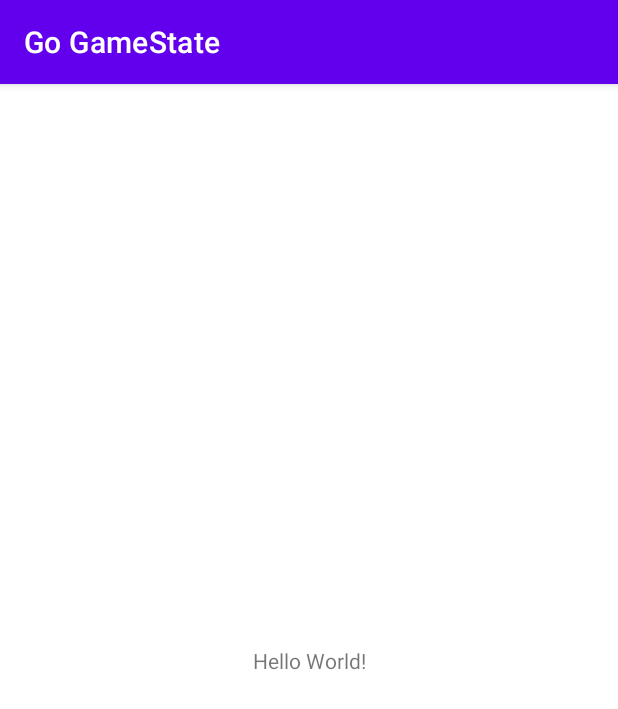
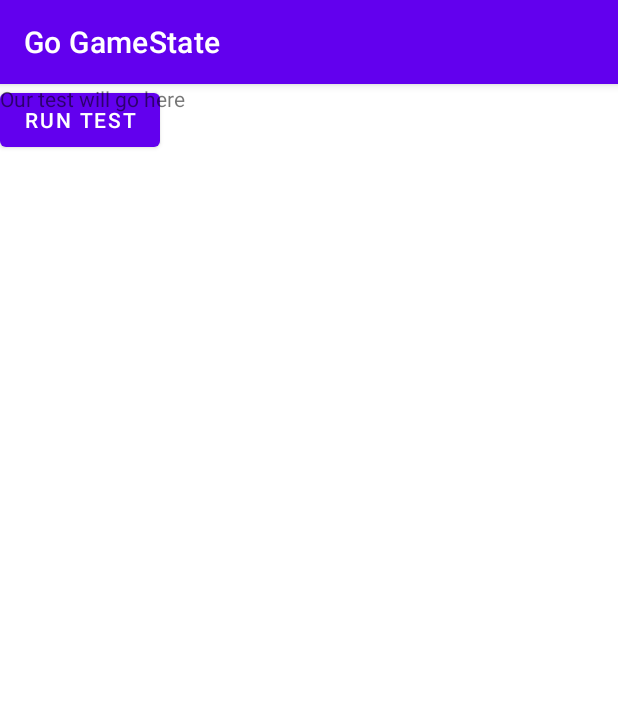
Before and after one commit to jude-gabriel/Go_GameState, an Android app: the screen it shows after launch (MainActivity), on a phone screen of 412 x 824 dp. Shown: the top 709 px of the screen. Run offline under Robolectric (Android 15) with nearby library versions, the phone set to English and light mode, and no system bars.

Commit message:
Added runTest button

```diff
--- a/app/src/main/java/com/example/gogamestate/MainActivity.java
+++ b/app/src/main/java/com/example/gogamestate/MainActivity.java
@@ -3,12 +3,26 @@ package com.example.gogamestate;
 import androidx.appcompat.app.AppCompatActivity;
 
 import android.os.Bundle;
+import android.view.View;
+import android.widget.Button;
 
-public class MainActivity extends AppCompatActivity {
+public class MainActivity extends AppCompatActivity implements View.OnClickListener{
 
     @Override
     protected void onCreate(Bundle savedInstanceState) {
         super.onCreate(savedInstanceState);
         setContentView(R.layout.activity_main);
+
+        MainActivity main = new MainActivity();
+
+        GoGameState gameState = new GoGameState();
+
+        Button runTest = (Button) findViewById(R.id.runTest);
+        runTest.setOnClickListener(main);
+    }
+
+    @Override
+    public void onClick(View view) {
+
     }
 }
--- a/app/src/main/res/layout/activity_main.xml
+++ b/app/src/main/res/layout/activity_main.xml
@@ -6,13 +6,31 @@
     android:layout_height="match_parent"
     tools:context=".MainActivity">
 
-    <TextView
-        android:layout_width="wrap_content"
-        android:layout_height="wrap_content"
-        android:text="Hello World!"
-        app:layout_constraintBottom_toBottomOf="parent"
-        app:layout_constraintLeft_toLeftOf="parent"
-        app:layout_constraintRight_toRightOf="parent"
-        app:layout_constraintTop_toTopOf="parent" />
+    <LinearLayout
+        android:layout_width="match_parent"
+        android:layout_height="match_parent"
+        android:orientation="horizontal">
+
+        <Button
+            android:id="@+id/runTest"
+            android:layout_width="wrap_content"
+            android:layout_height="wrap_content"
+            android:text="Run Test" />
+
+    </LinearLayout>
+
+    <LinearLayout
+        android:layout_width="match_parent"
+        android:layout_height="match_parent"
+        android:orientation="horizontal"
+        tools:layout_editor_absoluteX="107dp">
+
+        <TextView
+            android:id="@+id/textView"
+            android:layout_width="wrap_content"
+            android:layout_height="wrap_content"
+            android:layout_weight="1"
+            android:text="Our test will go here" />
+    </LinearLayout>
 
 </androidx.constraintlayout.widget.ConstraintLayout>
```
